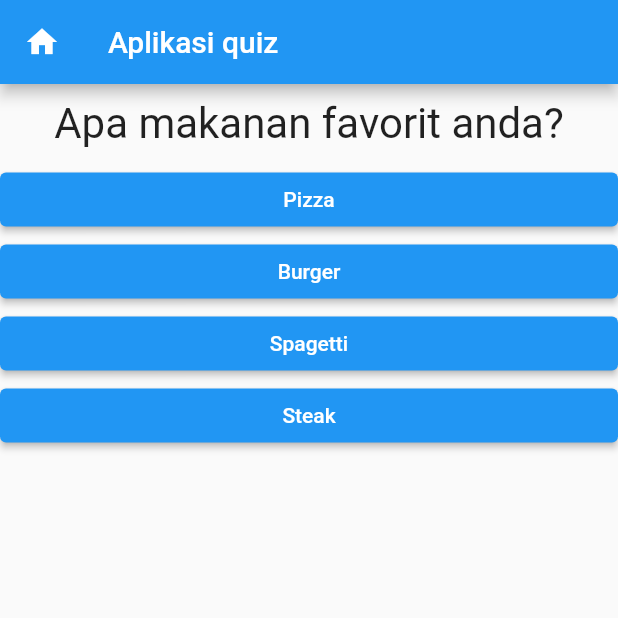
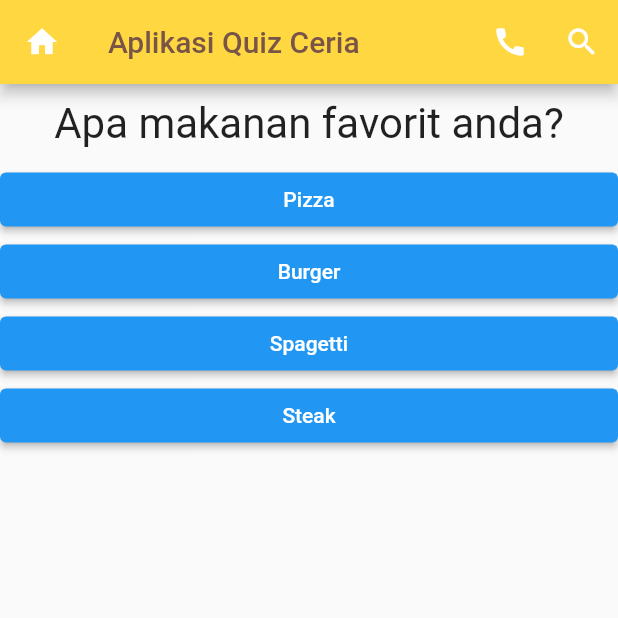
Before and after one commit to Danazzz/my_app, a Flutter app: the screen it shows after launch, on a phone screen of 412 x 824 dp, the top half of it. Run offline on Flutter 3.47's test engine with Material 2 defaults, Android fonts, the phone set to English and light mode, and no system bars.

Commit message:
merubah tampilan appbar dan menambah iconbutton

```diff
--- a/lib/main.dart
+++ b/lib/main.dart
@@ -59,8 +59,21 @@ class _MyAppState extends State<MyApp> {
     return MaterialApp(
       home: Scaffold(
         appBar: AppBar(
+          brightness: Brightness.light,
+          backgroundColor: Colors.amberAccent,
           leading: Icon(Icons.home),
-          title: Text('Aplikasi quiz'),
+          title: Text('Aplikasi Quiz Ceria',
+              style: TextStyle(color: Colors.brown)),
+          actions: <Widget>[
+            IconButton(
+              icon: new Icon(Icons.call, color: Colors.white),
+              onPressed: null,
+            ),
+            IconButton(
+              icon: new Icon(Icons.search, color: Colors.white),
+              onPressed: null,
+            ),
+          ],
         ),
         body: _questionIndex < _questions.length
             ? Quiz(
```
